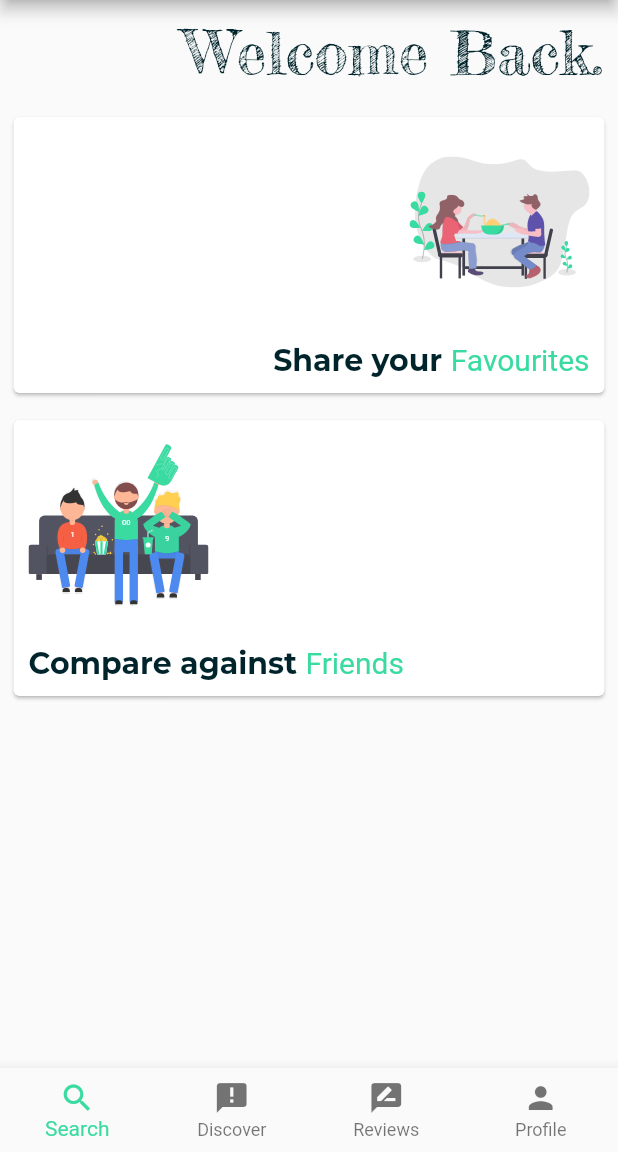
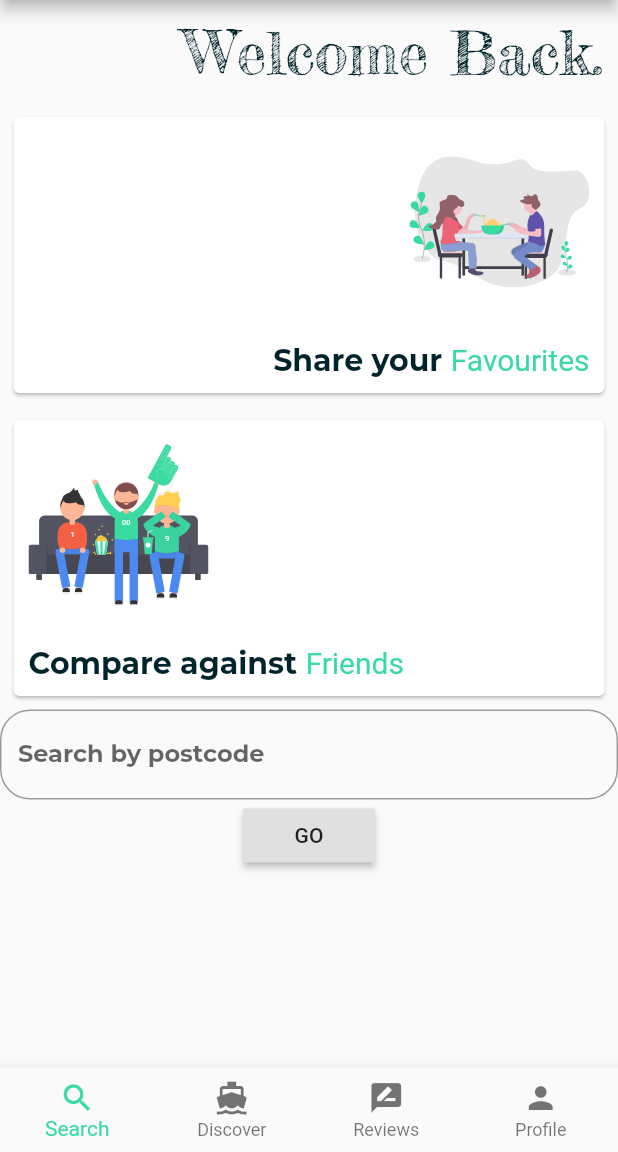
Before and after one commit to Casey6624/Unwrappd-Flutter, a Flutter app: the screen it shows after launch, on a phone screen of 412 x 824 dp, the part 84-1236 px from its top. Run offline on Flutter 3.47's test engine with Material 2 defaults, Android fonts, the phone set to English and light mode, and no system bars; our stand-ins replace flutter_svg; project files that could hold a hidden picture were left out.

Commit message:
combine homepage and search

```diff
--- a/lib/views/Search.dart
+++ b/lib/components/Search.dart
@@ -41,7 +41,7 @@ class _SearchState extends State<Search> {
 
   @override
   Widget build(BuildContext context) {
-    TextStyle style = TextStyle(fontFamily: 'Montserrat', fontSize: 20.0);
+    TextStyle style = TextStyle(fontFamily: 'Montserrat', fontSize: 16.0);
 
     final searchField = TextField(
       onChanged: (txt) {
@@ -53,10 +53,10 @@ class _SearchState extends State<Search> {
       decoration: InputDecoration(
           hintText: "Search by postcode",
           border:
-              OutlineInputBorder(borderRadius: BorderRadius.circular(32.0))),
+              OutlineInputBorder(borderRadius: BorderRadius.circular(20.0))),
     );
-    return Scaffold(
-      body: Column(
+    return Column(
+      mainAxisAlignment: MainAxisAlignment.spaceBetween,
       children: <Widget>[
         searchField,
         RaisedButton(
@@ -64,7 +64,6 @@ class _SearchState extends State<Search> {
           onPressed: _getChippies,
         ),
       ],
-      ),
     );
   }
 }
--- a/lib/main.dart
+++ b/lib/main.dart
@@ -1,6 +1,5 @@
 import 'package:flutter/material.dart';
 // views
-import "./views/Search.dart";
 import "./views/Index.dart";
 import "./views/Placeholder.dart";
 // styling
@@ -39,7 +38,7 @@ class _UnwrappdMainState extends State<UnwrappdMain> {
   int _tabIndex = 0;
   final List<Widget> _children = [
     Index(),
-    Search(),
+    PlaceholderWidget(Colors.lightBlue, "Discover"),
     PlaceholderWidget(Colors.blue, "Reviews"),
     PlaceholderWidget(Colors.deepPurple, "Profile"),
   ];
@@ -65,7 +64,7 @@ class _UnwrappdMainState extends State<UnwrappdMain> {
           BottomNavigationBarItem(
               icon: new Icon(Icons.search), title: Text("Search")),
           BottomNavigationBarItem(
-              icon: new Icon(Icons.announcement), title: Text("Discover")),
+              icon: new Icon(Icons.directions_boat), title: Text("Discover")),
           BottomNavigationBarItem(
               icon: new Icon(Icons.rate_review), title: Text("Reviews")),
           BottomNavigationBarItem(
--- a/lib/views/Index.dart
+++ b/lib/views/Index.dart
@@ -4,12 +4,14 @@ import 'package:unwrappd/styles/UnwrappdColours.dart';
 import "../styles/UnwrappdColours.dart";
 // components
 import "../components/CardBlurb.dart";
+import "../components/Search.dart";
 
 class Index extends StatelessWidget {
   @override
   Widget build(BuildContext context) {
     return Scaffold(
-        body: Column(children: <Widget>[
+        resizeToAvoidBottomPadding: false,
+        body: ListView(children: <Widget>[
           Container(
             padding: new EdgeInsets.all(10),
             child: Row(
@@ -35,6 +37,7 @@ class Index extends StatelessWidget {
             highlightText: "Friends",
             alignmentDir: "left",
           ),
+          Search(),
         ]));
   }
 }
```
Lines whose indentation alone changed are shown as unchanged.
